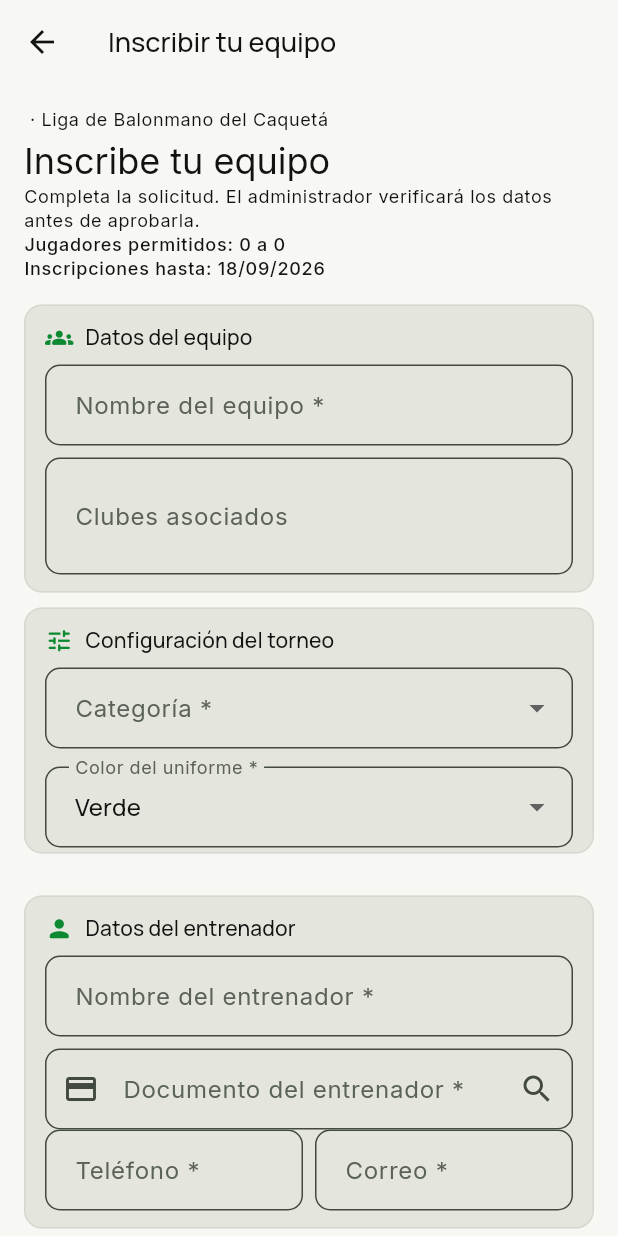
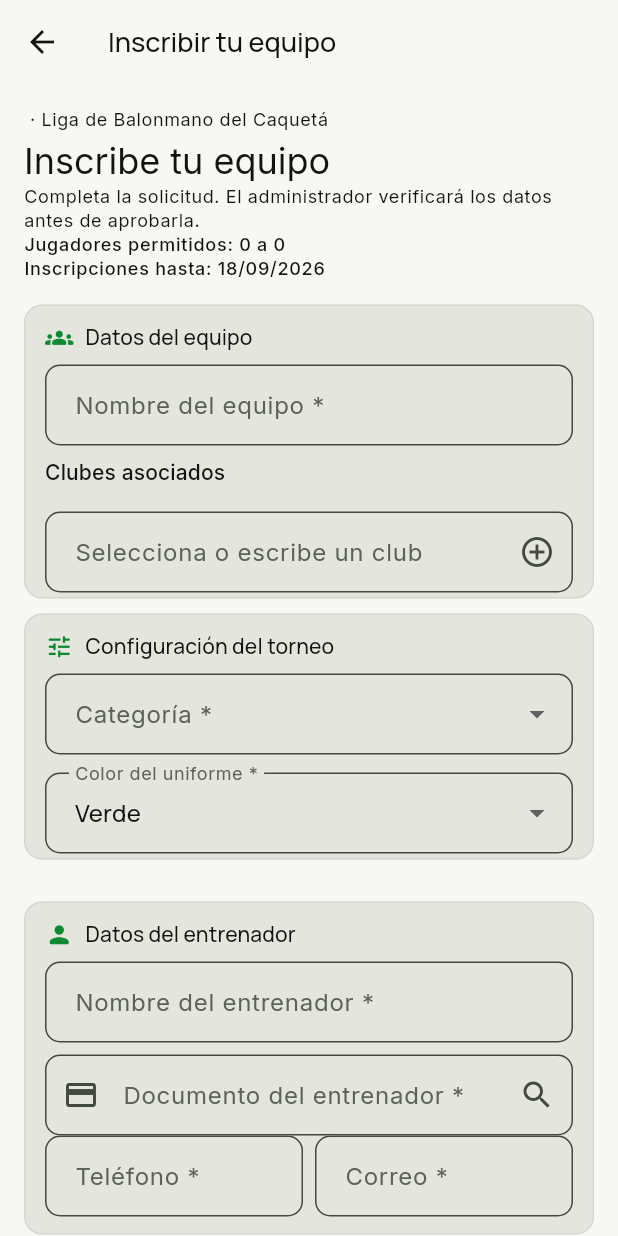
Before and after one commit to tatiana1104/handplay_demo, a Flutter app: the TeamRegistrationScreen screen opened directly with empty values, on a phone screen of 412 x 824 dp. Run offline on Flutter 3.47's test engine with Material 3 defaults, Android fonts, the phone set to English and light mode, and no system bars; our stand-ins replace cloud_firestore, dartz, equatable, firebase_auth, firebase_core, firebase_messaging and 5 more; accounts and stored records are empty.

Commit message:
feat: select multiple clubs with chips

```diff
--- a/lib/features/tournaments/presentation/screens/team_registration_screen.dart
+++ b/lib/features/tournaments/presentation/screens/team_registration_screen.dart
@@ -219,6 +219,7 @@ class _TeamRegistrationScreenState extends State<TeamRegistrationScreen> {
   final _formKey = GlobalKey<FormState>();
   final _team = TextEditingController();
   final _club = TextEditingController();
+  final _clubs = <String>[];
   final _coach = TextEditingController();
   final _coachDocument = TextEditingController();
   final _phone = TextEditingController();
@@ -316,7 +317,19 @@ class _TeamRegistrationScreenState extends State<TeamRegistrationScreen> {
     setState(() => _players.add(result));
   }
 
+  void _addClub() {
+    final club = _club.text.trim();
+    if (club.isEmpty || _clubs.any((item) => item.toLowerCase() == club.toLowerCase())) return;
+    setState(() {
+      _clubs.add(club);
+      _club.clear();
+    });
+  }
+
+  void _removeClub(String club) => setState(() => _clubs.remove(club));
+
   Future<void> _submit() async {
+    _addClub();
     final deadline = widget.tournament.registrationDeadline;
     if (deadline != null && DateTime.now().isAfter(deadline)) {
       _show('El periodo de inscripción terminó. Las solicitudes ya enviadas sí pueden modificarse.');
@@ -382,7 +395,8 @@ class _TeamRegistrationScreenState extends State<TeamRegistrationScreen> {
         'tournamentId': widget.tournament.id,
         'registrationId': registration.id,
         'teamName': _team.text.trim(),
-        'clubName': _club.text.trim(),
+        'clubName': _clubs.join(', '),
+      'clubs': List<String>.from(_clubs),
         'coachName': existingCoach?['nombre'] ?? existingCoach?['name'] ?? _coach.text.trim(),
         'coachDocument': existingCoach?['document'] ?? existingCoach?['documentNumber'] ?? coachDocument,
         'coachPhone': existingCoach?['phone'] ?? _phone.text.trim(),
@@ -583,7 +597,24 @@ class _TeamRegistrationScreenState extends State<TeamRegistrationScreen> {
               title: 'Datos del equipo',
               children: [
                 _field(_team, 'Nombre del equipo *', 'Halcones FC'),
-                _field(_club, 'Clubes asociados', 'Escribe varios separados por coma', required: false, maxLines: 2),
+                Text('Clubes asociados', style: theme.textTheme.labelLarge),
+                const SizedBox(height: 8),
+                if (_clubs.isNotEmpty)
+                  Wrap(
+                    spacing: 8,
+                    runSpacing: 8,
+                    children: _clubs.map((club) => InputChip(label: Text(club), onDeleted: () => _removeClub(club))).toList(),
+                  ),
+                const SizedBox(height: 8),
+                TextFormField(
+                  controller: _club,
+                  textInputAction: TextInputAction.done,
+                  onFieldSubmitted: (_) => _addClub(),
+                  decoration: InputDecoration(
+                    hintText: 'Selecciona o escribe un club',
+                    suffixIcon: IconButton(onPressed: _addClub, icon: const Icon(Icons.add_circle_outline), tooltip: 'Agregar club'),
+                  ),
+                ),
               ],
             ),
             _sectionCard(
```
